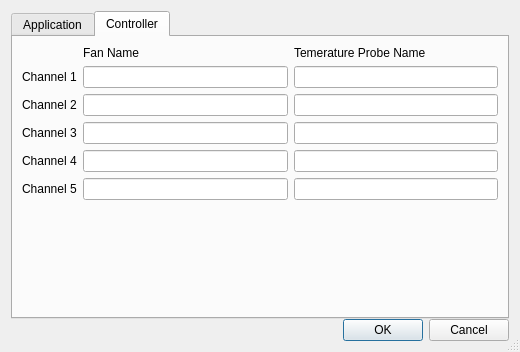
This is gui_preferences.ui in Shub77/phoebetria-code as Qt 5 draws it before an edit. The edited form follows.
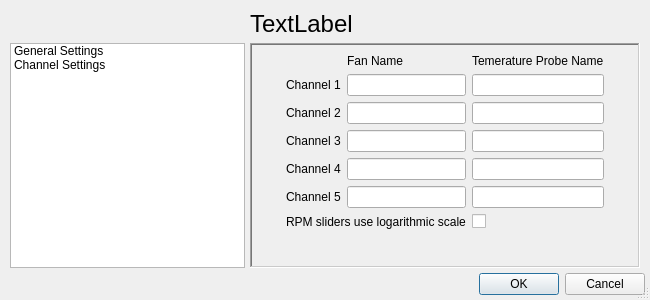
This is the edited form. The open tabs and pages were chosen to show the change.

Commit message: Modified the preferences window layout.

```diff
--- a/gui_preferences.ui
+++ b/gui_preferences.ui
@@ -6,10 +6,16 @@
    <rect>
     <x>0</x>
     <y>0</y>
-    <width>520</width>
-    <height>352</height>
+    <width>650</width>
+    <height>300</height>
    </rect>
   </property>
+  <property name="minimumSize">
+   <size>
+    <width>650</width>
+    <height>300</height>
+   </size>
+  </property>
   <property name="windowTitle">
    <string>Preferences</string>
   </property>
@@ -23,23 +29,73 @@
    <property name="spacing">
     <number>0</number>
    </property>
+   <property name="margin">
+    <number>5</number>
+   </property>
    <item>
-    <layout class="QHBoxLayout" name="horizontalLayout">
-     <item>
-      <widget class="QTabWidget" name="Controller">
-       <property name="tabPosition">
-        <enum>QTabWidget::North</enum>
+    <layout class="QGridLayout" name="gridLayout_2">
+     <property name="margin">
+      <number>5</number>
+     </property>
+     <property name="spacing">
+      <number>5</number>
+     </property>
+     <item row="1" column="0">
+      <widget class="QListWidget" name="ctrl_preferenceTabList">
+       <property name="minimumSize">
+        <size>
+         <width>150</width>
+         <height>0</height>
+        </size>
        </property>
-       <property name="tabShape">
-        <enum>QTabWidget::Rounded</enum>
+       <property name="maximumSize">
+        <size>
+         <width>16777215</width>
+         <height>16777215</height>
+        </size>
+       </property>
+       <property name="sizeIncrement">
+        <size>
+         <width>0</width>
+         <height>0</height>
+        </size>
+       </property>
+       <item>
+        <property name="text">
+         <string>General Settings</string>
+        </property>
+       </item>
+       <item>
+        <property name="text">
+         <string>Channel Settings</string>
+        </property>
+       </item>
+      </widget>
+     </item>
+     <item row="0" column="1" colspan="2">
+      <widget class="QLabel" name="ctrl_preferencesTabLabel">
+       <property name="font">
+        <font>
+         <pointsize>18</pointsize>
+        </font>
+       </property>
+       <property name="text">
+        <string>TextLabel</string>
+       </property>
+      </widget>
+     </item>
+     <item row="1" column="1" colspan="2">
+      <widget class="QStackedWidget" name="ctrl_preferenceTabs">
+       <property name="frameShape">
+        <enum>QFrame::WinPanel</enum>
+       </property>
+       <property name="frameShadow">
+        <enum>QFrame::Sunken</enum>
        </property>
        <property name="currentIndex">
         <number>0</number>
        </property>
-       <widget class="QWidget" name="tabPrefApplication">
-        <attribute name="title">
-         <string>Application</string>
-        </attribute>
+       <widget class="QWidget" name="page_3">
         <layout class="QFormLayout" name="formLayout">
          <item row="1" column="1">
           <widget class="QCheckBox" name="ctrl_minimizeToTray">
@@ -81,17 +137,7 @@
            </property>
           </widget>
          </item>
-         <item row="9" column="1">
-          <widget class="QCheckBox" name="ctrl_useLogRpmScale">
-           <property name="styleSheet">
-            <string notr="true"/>
-           </property>
-           <property name="text">
-            <string/>
-           </property>
-          </widget>
-         </item>
-         <item row="10" column="0">
+         <item row="4" column="0">
           <widget class="QLabel" name="lbl_startupProfile">
            <property name="text">
             <string>Startup Profile</string>
@@ -150,110 +196,107 @@
            </property>
           </widget>
          </item>
-         <item row="9" column="0">
+        </layout>
+       </widget>
+       <widget class="QWidget" name="page_2">
+        <layout class="QGridLayout" name="gridLayout">
+         <item row="5" column="2">
+          <widget class="QLineEdit" name="ctrl_channel5FanName"/>
+         </item>
+         <item row="2" column="3">
+          <widget class="QLineEdit" name="ctrl_channel2TempName"/>
+         </item>
+         <item row="2" column="1">
+          <widget class="QLabel" name="label_2">
+           <property name="text">
+            <string>Channel 2</string>
+           </property>
+          </widget>
+         </item>
+         <item row="5" column="3">
+          <widget class="QLineEdit" name="ctrl_channel5TempName"/>
+         </item>
+         <item row="3" column="2">
+          <widget class="QLineEdit" name="ctrl_channel3FanName"/>
+         </item>
+         <item row="6" column="1" colspan="2">
           <widget class="QLabel" name="lbl_useLogRpmScale">
            <property name="text">
             <string>RPM sliders use logarithmic scale</string>
            </property>
           </widget>
          </item>
-         <item row="13" column="0">
-          <widget class="QLabel" name="lbl_selectStyle">
+         <item row="4" column="3">
+          <widget class="QLineEdit" name="ctrl_channel4TempName"/>
+         </item>
+         <item row="5" column="1">
+          <widget class="QLabel" name="label_5">
            <property name="text">
-            <string>Style</string>
+            <string>Channel 5</string>
            </property>
           </widget>
          </item>
-         <item row="13" column="1">
-          <widget class="QComboBox" name="ctrl_style"/>
-         </item>
-        </layout>
-       </widget>
-       <widget class="QWidget" name="tabPrefController">
-        <attribute name="title">
-         <string>Controller</string>
-        </attribute>
-        <layout class="QGridLayout" name="gridLayout">
          <item row="2" column="2">
-          <widget class="QLineEdit" name="ctrl_channel1TempName"/>
+          <widget class="QLineEdit" name="ctrl_channel2FanName"/>
          </item>
-         <item row="4" column="0">
+         <item row="0" column="2">
+          <widget class="QLabel" name="label_7">
+           <property name="text">
+            <string>Fan Name</string>
+           </property>
+          </widget>
+         </item>
+         <item row="3" column="1">
           <widget class="QLabel" name="label_3">
            <property name="text">
             <string>Channel 3</string>
            </property>
           </widget>
          </item>
-         <item row="5" column="1">
-          <widget class="QLineEdit" name="ctrl_channel4FanName"/>
-         </item>
-         <item row="6" column="0">
-          <widget class="QLabel" name="label_5">
-           <property name="text">
-            <string>Channel 5</string>
-           </property>
-          </widget>
-         </item>
          <item row="4" column="2">
+          <widget class="QLineEdit" name="ctrl_channel4FanName"/>
+         </item>
+         <item row="3" column="3">
           <widget class="QLineEdit" name="ctrl_channel3TempName"/>
          </item>
-         <item row="5" column="0">
+         <item row="4" column="1">
           <widget class="QLabel" name="label_4">
            <property name="text">
             <string>Channel 4</string>
            </property>
           </widget>
          </item>
-         <item row="1" column="2">
+         <item row="0" column="3">
           <widget class="QLabel" name="label_6">
            <property name="text">
             <string>Temerature Probe Name</string>
            </property>
           </widget>
          </item>
-         <item row="4" column="1">
-          <widget class="QLineEdit" name="ctrl_channel3FanName"/>
-         </item>
-         <item row="2" column="1">
-          <widget class="QLineEdit" name="ctrl_channel1FanName"/>
-         </item>
-         <item row="3" column="1">
-          <widget class="QLineEdit" name="ctrl_channel2FanName"/>
-         </item>
-         <item row="6" column="1">
-          <widget class="QLineEdit" name="ctrl_channel5FanName"/>
-         </item>
-         <item row="5" column="2">
-          <widget class="QLineEdit" name="ctrl_channel4TempName"/>
-         </item>
-         <item row="3" column="0">
-          <widget class="QLabel" name="label_2">
-           <property name="text">
-            <string>Channel 2</string>
-           </property>
-          </widget>
-         </item>
-         <item row="6" column="2">
-          <widget class="QLineEdit" name="ctrl_channel5TempName"/>
-         </item>
-         <item row="2" column="0">
+         <item row="1" column="1">
           <widget class="QLabel" name="label">
            <property name="text">
             <string>Channel 1</string>
            </property>
           </widget>
          </item>
-         <item row="3" column="2">
-          <widget class="QLineEdit" name="ctrl_channel2TempName"/>
+         <item row="1" column="2">
+          <widget class="QLineEdit" name="ctrl_channel1FanName"/>
          </item>
-         <item row="1" column="1">
-          <widget class="QLabel" name="label_7">
+         <item row="1" column="3">
+          <widget class="QLineEdit" name="ctrl_channel1TempName"/>
+         </item>
+         <item row="6" column="3">
+          <widget class="QCheckBox" name="ctrl_useLogRpmScale">
+           <property name="styleSheet">
+            <string notr="true"/>
+           </property>
            <property name="text">
-            <string>Fan Name</string>
+            <string/>
            </property>
           </widget>
          </item>
-         <item row="7" column="0" colspan="3">
+         <item row="7" column="0" colspan="5">
           <spacer name="verticalSpacer">
            <property name="orientation">
             <enum>Qt::Vertical</enum>
@@ -266,6 +309,32 @@
            </property>
           </spacer>
          </item>
+         <item row="3" column="0">
+          <spacer name="horizontalSpacer">
+           <property name="orientation">
+            <enum>Qt::Horizontal</enum>
+           </property>
+           <property name="sizeHint" stdset="0">
+            <size>
+             <width>40</width>
+             <height>20</height>
+            </size>
+           </property>
+          </spacer>
+         </item>
+         <item row="3" column="4">
+          <spacer name="horizontalSpacer_2">
+           <property name="orientation">
+            <enum>Qt::Horizontal</enum>
+           </property>
+           <property name="sizeHint" stdset="0">
+            <size>
+             <width>40</width>
+             <height>20</height>
+            </size>
+           </property>
+          </spacer>
+         </item>
         </layout>
        </widget>
       </widget>
@@ -274,6 +343,12 @@
    </item>
    <item>
     <widget class="QDialogButtonBox" name="ctrl_actionButtons">
+     <property name="minimumSize">
+      <size>
+       <width>0</width>
+       <height>0</height>
+      </size>
+     </property>
      <property name="orientation">
       <enum>Qt::Horizontal</enum>
      </property>
```
Left out of the diff: 62 changed lines with no effect on the pictures. The commit also changes 2 other files.
